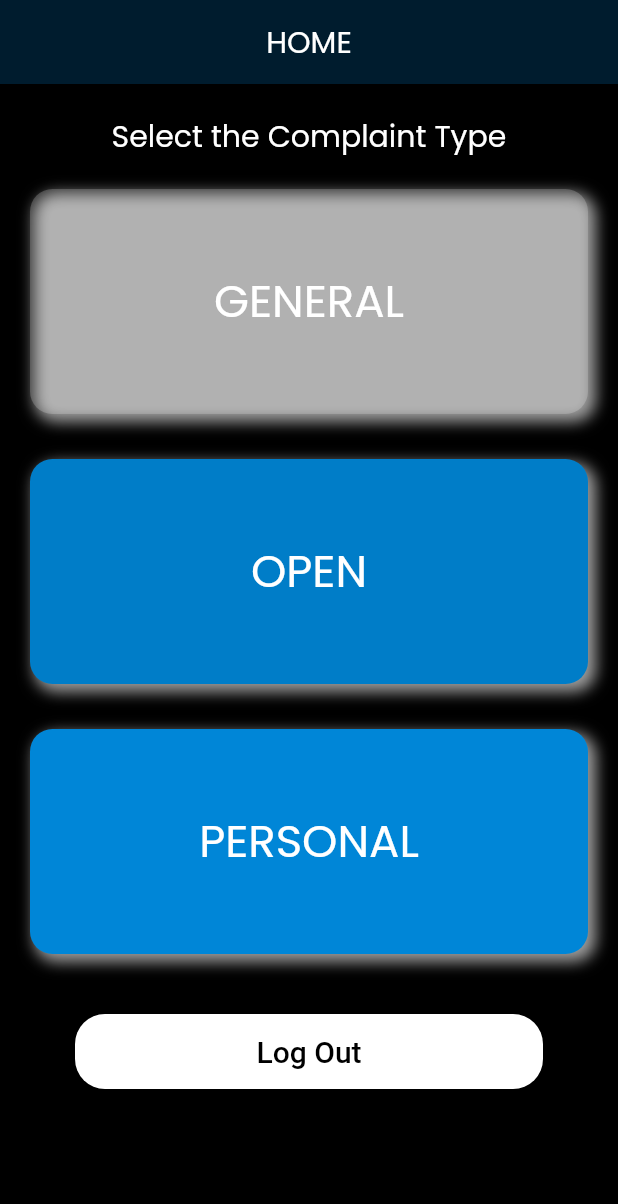
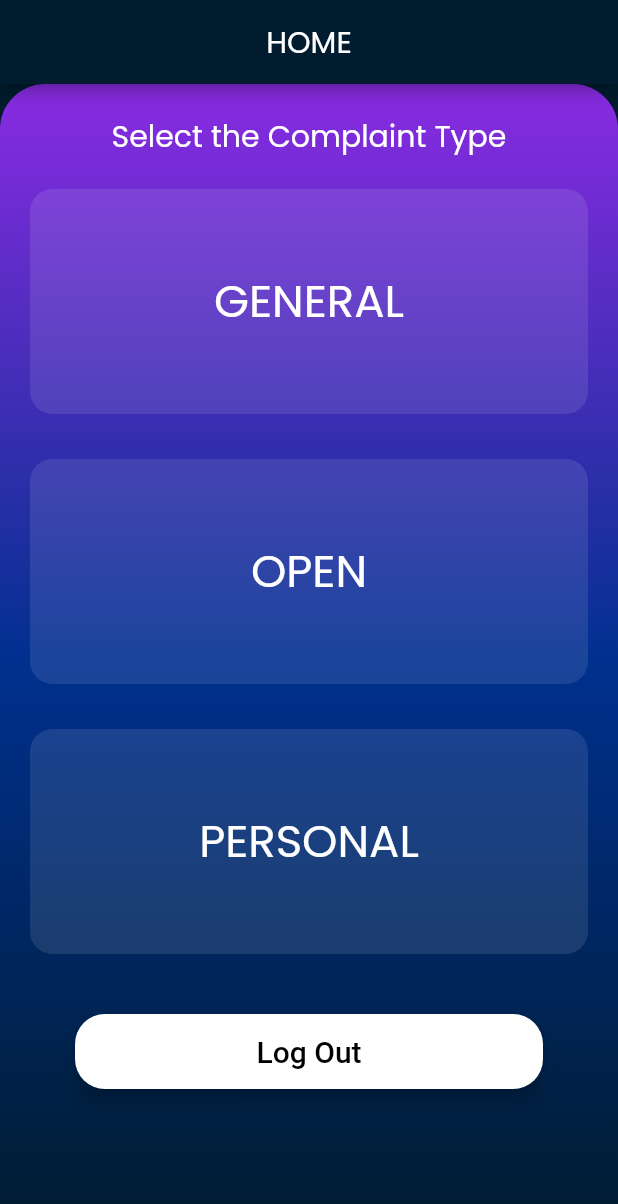
Before and after one commit to Madhav-S-S/voice_app, a Flutter app: the studentHomeScreen screen opened by its route, on a phone screen of 412 x 824 dp. Shown: the top 1204 px of the screen. Run offline on Flutter 3.47's test engine with Material 2 defaults, Android fonts, the phone set to English and light mode, and no system bars; our stand-ins replace animated_splash_screen, cached_network_image, cloud_firestore, connectivity_plus, firebase_auth, firebase_core and 5 more; missing offline and left inert: dart:ffi; accounts and stored records are empty.

Commit message:
Home screen design changed

```diff
--- a/lib/student/student_home.dart
+++ b/lib/student/student_home.dart
@@ -30,9 +30,19 @@ class _StudentHomeScreenState extends State<studentHomeScreen> {
         ),
       ),
       body:Container(
+        color:voiceBlue,
+        child: Container(
             width: MediaQuery.of(context).size.width,
             height: MediaQuery.of(context).size.height,
-          color:Colors.black,
+            decoration: BoxDecoration(
+              //make border radius circular only at the top
+              borderRadius: BorderRadius.only(
+                  topLeft: Radius.circular(30), topRight: Radius.circular(30)),
+              gradient: LinearGradient(colors: [
+            hexStringToColor("8a2be2"),
+            hexStringToColor("00308F"),
+            hexStringToColor("001C2E")
+          ], begin: Alignment.topCenter, end: Alignment.bottomCenter)),
             child: SingleChildScrollView(
                 child: Padding(
               padding: EdgeInsets.fromLTRB(20, 10, 20, 0),
@@ -49,6 +59,7 @@ class _StudentHomeScreenState extends State<studentHomeScreen> {
                       Navigator.push(context, MaterialPageRoute(builder: (context)=>generalComplaints()));
                     },
                     child: Container(height:150,width:1000,
+                        //make the container half transparent
                         child: Center(
                           child: Text("GENERAL",
                             textAlign: TextAlign.center,
@@ -57,16 +68,8 @@ class _StudentHomeScreenState extends State<studentHomeScreen> {
                         ),
                      decoration: BoxDecoration(
                                 //make the color of the container transparent
-                              color: Color(0x33FFFFFF),
+                                color: Colors.white.withOpacity(0.1),
                                 borderRadius: BorderRadius.circular(15),
-                              boxShadow: [
-                  BoxShadow(
-                    color: Colors.grey,
-                    spreadRadius: 1,
-                    blurRadius: 8,
-                    offset: Offset(4, 4),
-                      )
-                    ]
                     )
                     ),
                   ),
@@ -83,16 +86,8 @@ class _StudentHomeScreenState extends State<studentHomeScreen> {
                           ),
                         ),
                      decoration: BoxDecoration(
-                              color: Color.fromRGBO(0, 125, 200,1),
+                                color: Colors.white.withOpacity(0.1),
                                 borderRadius: BorderRadius.circular(15),
-                              boxShadow: [
-                  BoxShadow(
-                    color: Colors.grey,
-                    spreadRadius: 1,
-                    blurRadius: 8,
-                    offset: Offset(4, 4),
-                      )
-                    ]
                     )
                     ),
                   ),
@@ -109,16 +104,8 @@ class _StudentHomeScreenState extends State<studentHomeScreen> {
                           ),
                         ),
                      decoration: BoxDecoration(
-                              color: Color.fromRGBO(0, 134, 215,1),
+                                color: Colors.white.withOpacity(0.1),
                                 borderRadius: BorderRadius.circular(15),
-                              boxShadow: [
-                  BoxShadow(
-                    color: Colors.grey,
-                    spreadRadius: 1,
-                    blurRadius: 8,
-                    offset: Offset(4, 4),
-                      )
-                    ]
                     )
                     ),
                   ),
@@ -152,6 +139,7 @@ class _StudentHomeScreenState extends State<studentHomeScreen> {
                 ],
               ),
             ))),
+      ),
     );
   }
 }
```
Lines whose indentation alone changed are shown as unchanged.
